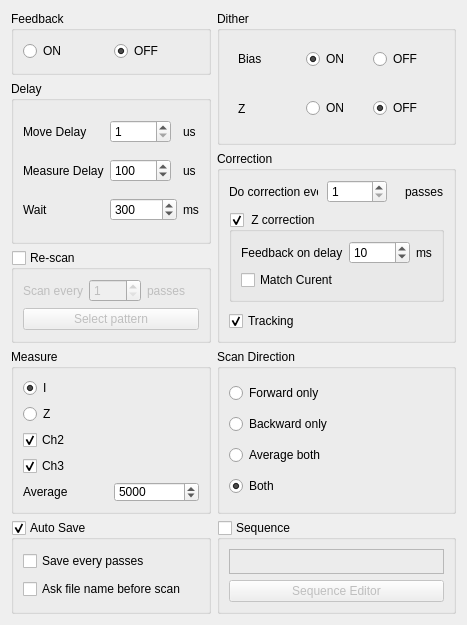
The window that pyqt5 STM software/ui/AdvanceOption.ui (freestylexyz/STM-pyqt5-software) describes before a commit, drawn with Qt 5.
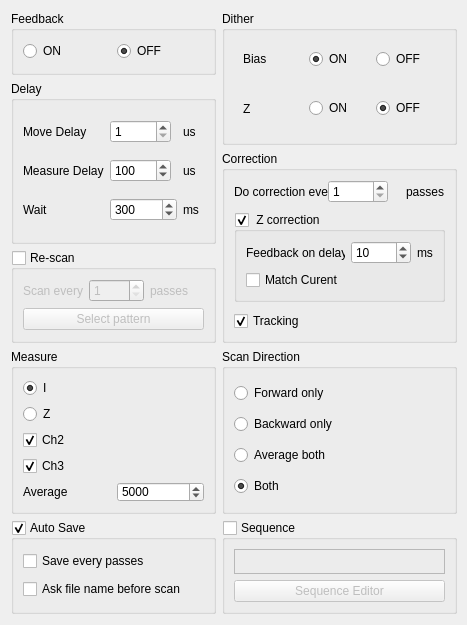
The same window after the commit.

Patch:
```diff
--- a/pyqt5 STM software/ui/AdvanceOption.ui
+++ b/pyqt5 STM software/ui/AdvanceOption.ui
@@ -28,6 +28,24 @@
   <layout class="QGridLayout" name="gridLayout_7">
    <item row="6" column="0">
     <widget class="QGroupBox" name="groupBox_2">
+     <property name="sizePolicy">
+      <sizepolicy hsizetype="Fixed" vsizetype="Preferred">
+       <horstretch>0</horstretch>
+       <verstretch>0</verstretch>
+      </sizepolicy>
+     </property>
+     <property name="minimumSize">
+      <size>
+       <width>205</width>
+       <height>0</height>
+      </size>
+     </property>
+     <property name="maximumSize">
+      <size>
+       <width>205</width>
+       <height>16777215</height>
+      </size>
+     </property>
      <property name="title">
       <string>Measure</string>
      </property>
@@ -181,6 +199,24 @@
    </item>
    <item row="7" column="0">
     <widget class="QGroupBox" name="groupBox_AutoSave_AdvOption">
+     <property name="sizePolicy">
+      <sizepolicy hsizetype="Fixed" vsizetype="Preferred">
+       <horstretch>0</horstretch>
+       <verstretch>0</verstretch>
+      </sizepolicy>
+     </property>
+     <property name="minimumSize">
+      <size>
+       <width>205</width>
+       <height>0</height>
+      </size>
+     </property>
+     <property name="maximumSize">
+      <size>
+       <width>205</width>
+       <height>16777215</height>
+      </size>
+     </property>
      <property name="title">
       <string>Auto Save</string>
      </property>
@@ -207,6 +243,24 @@
    </item>
    <item row="6" column="2">
     <widget class="QGroupBox" name="groupBox_3">
+     <property name="sizePolicy">
+      <sizepolicy hsizetype="Fixed" vsizetype="Preferred">
+       <horstretch>0</horstretch>
+       <verstretch>0</verstretch>
+      </sizepolicy>
+     </property>
+     <property name="minimumSize">
+      <size>
+       <width>235</width>
+       <height>0</height>
+      </size>
+     </property>
+     <property name="maximumSize">
+      <size>
+       <width>235</width>
+       <height>16777215</height>
+      </size>
+     </property>
      <property name="title">
       <string>Scan Direction</string>
      </property>
@@ -247,6 +301,24 @@
    </item>
    <item row="1" column="0" rowspan="2">
     <widget class="QGroupBox" name="groupBox">
+     <property name="sizePolicy">
+      <sizepolicy hsizetype="Fixed" vsizetype="Preferred">
+       <horstretch>0</horstretch>
+       <verstretch>0</verstretch>
+      </sizepolicy>
+     </property>
+     <property name="minimumSize">
+      <size>
+       <width>205</width>
+       <height>0</height>
+      </size>
+     </property>
+     <property name="maximumSize">
+      <size>
+       <width>205</width>
+       <height>16777215</height>
+      </size>
+     </property>
      <property name="title">
       <string>Delay</string>
      </property>
@@ -364,6 +436,24 @@
    </item>
    <item row="7" column="2">
     <widget class="QGroupBox" name="groupBox_Seq_AdvOption">
+     <property name="sizePolicy">
+      <sizepolicy hsizetype="Fixed" vsizetype="Preferred">
+       <horstretch>0</horstretch>
+       <verstretch>0</verstretch>
+      </sizepolicy>
+     </property>
+     <property name="minimumSize">
+      <size>
+       <width>235</width>
+       <height>0</height>
+      </size>
+     </property>
+     <property name="maximumSize">
+      <size>
+       <width>235</width>
+       <height>16777215</height>
+      </size>
+     </property>
      <property name="title">
       <string>Sequence</string>
      </property>
@@ -428,7 +518,25 @@
     </widget>
    </item>
    <item row="3" column="0">
-    <widget class="QGroupBox" name="groupBox_6">
+    <widget class="QGroupBox" name="groupBox_Rescan">
+     <property name="sizePolicy">
+      <sizepolicy hsizetype="Fixed" vsizetype="Preferred">
+       <horstretch>0</horstretch>
+       <verstretch>0</verstretch>
+      </sizepolicy>
+     </property>
+     <property name="minimumSize">
+      <size>
+       <width>205</width>
+       <height>0</height>
+      </size>
+     </property>
+     <property name="maximumSize">
+      <size>
+       <width>205</width>
+       <height>16777215</height>
+      </size>
+     </property>
      <property name="title">
       <string>Re-scan</string>
      </property>
@@ -475,6 +583,24 @@
    </item>
    <item row="0" column="0">
     <widget class="QGroupBox" name="groupBox_5">
+     <property name="sizePolicy">
+      <sizepolicy hsizetype="Fixed" vsizetype="Preferred">
+       <horstretch>0</horstretch>
+       <verstretch>0</verstretch>
+      </sizepolicy>
+     </property>
+     <property name="minimumSize">
+      <size>
+       <width>205</width>
+       <height>0</height>
+      </size>
+     </property>
+     <property name="maximumSize">
+      <size>
+       <width>205</width>
+       <height>16777215</height>
+      </size>
+     </property>
      <property name="title">
       <string>Feedback</string>
      </property>
@@ -501,6 +627,24 @@
    </item>
    <item row="0" column="2" rowspan="2">
     <widget class="QGroupBox" name="groupBox_4">
+     <property name="sizePolicy">
+      <sizepolicy hsizetype="Fixed" vsizetype="Preferred">
+       <horstretch>0</horstretch>
+       <verstretch>0</verstretch>
+      </sizepolicy>
+     </property>
+     <property name="minimumSize">
+      <size>
+       <width>235</width>
+       <height>0</height>
+      </size>
+     </property>
+     <property name="maximumSize">
+      <size>
+       <width>235</width>
+       <height>16777215</height>
+      </size>
+     </property>
      <property name="title">
       <string>Dither</string>
      </property>
@@ -569,7 +713,25 @@
     </widget>
    </item>
    <item row="2" column="2" rowspan="2">
-    <widget class="QGroupBox" name="groupBox_ZDrift_BetPasses">
+    <widget class="QGroupBox" name="groupBox_Correction">
+     <property name="sizePolicy">
+      <sizepolicy hsizetype="Fixed" vsizetype="Preferred">
+       <horstretch>0</horstretch>
+       <verstretch>0</verstretch>
+      </sizepolicy>
+     </property>
+     <property name="minimumSize">
+      <size>
+       <width>235</width>
+       <height>0</height>
+      </size>
+     </property>
+     <property name="maximumSize">
+      <size>
+       <width>235</width>
+       <height>16777215</height>
+      </size>
+     </property>
      <property name="title">
       <string>Correction</string>
      </property>
@@ -583,11 +745,23 @@
       <item row="0" column="0">
        <widget class="QLabel" name="label_12">
         <property name="sizePolicy">
-         <sizepolicy hsizetype="Expanding" vsizetype="Preferred">
+         <sizepolicy hsizetype="Fixed" vsizetype="Preferred">
           <horstretch>0</horstretch>
           <verstretch>0</verstretch>
          </sizepolicy>
         </property>
+        <property name="minimumSize">
+         <size>
+          <width>95</width>
+          <height>0</height>
+         </size>
+        </property>
+        <property name="maximumSize">
+         <size>
+          <width>95</width>
+          <height>16777215</height>
+         </size>
+        </property>
         <property name="text">
          <string>Do correction every</string>
         </property>
```
Left out of the diff: 10 changed lines with no effect on the pictures.
